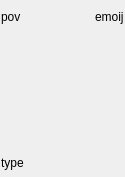
First picture: the form in ui/scene_card.ui, repository zkovari/plotlyst, before the edit.
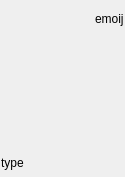
Second picture: the form after the edit. Custom widgets are drawn as their Qt base class.

Commit message: Replace pov label with button in scene cards

The edit to the form file:
```diff
--- a/ui/scene_card.ui
+++ b/ui/scene_card.ui
@@ -50,19 +50,19 @@
       <number>2</number>
      </property>
      <item>
-      <widget class="QLabel" name="lblPov">
-       <property name="minimumSize">
+      <widget class="QToolButton" name="btnPov">
+       <property name="styleSheet">
+        <string notr="true">border: 0px;</string>
+       </property>
+       <property name="text">
+        <string/>
+       </property>
+       <property name="iconSize">
         <size>
          <width>32</width>
          <height>32</height>
         </size>
        </property>
-       <property name="text">
-        <string>pov</string>
-       </property>
-       <property name="wordWrap">
-        <bool>true</bool>
-       </property>
       </widget>
      </item>
      <item alignment="Qt::AlignRight">
```
The commit also changes 1 other file.
